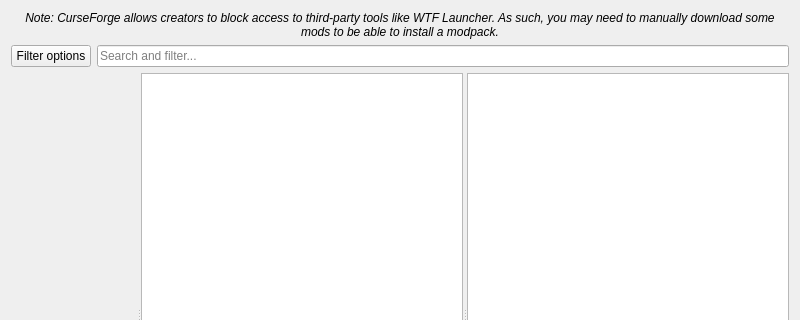
Above: launcher/ui/pages/modplatform/flame/FlamePage.ui from KomorebiLauncher/KomorebiLauncher before the change; both pictures show x 0 to 800 and y 0 to 320 of the 800 by 600 pixel window. Below: the same form after it.
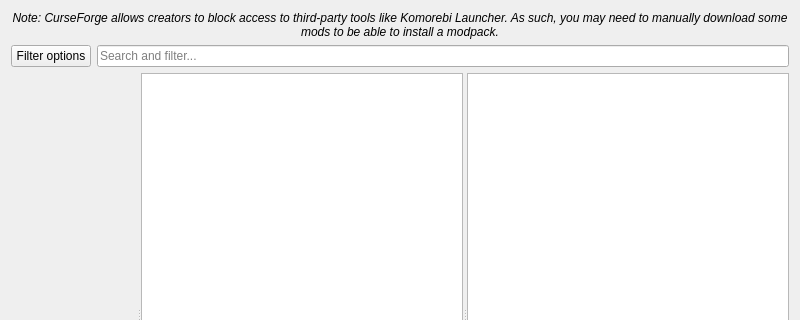
That is the form after the change. Custom widgets are drawn as their Qt base class.

Commit message: Rename the project to Komorebi Launcher

```diff
--- a/launcher/ui/pages/modplatform/flame/FlamePage.ui
+++ b/launcher/ui/pages/modplatform/flame/FlamePage.ui
@@ -19,7 +19,7 @@
       </font>
      </property>
      <property name="text">
-      <string>Note: CurseForge allows creators to block access to third-party tools like WTF Launcher. As such, you may need to manually download some mods to be able to install a modpack.</string>
+      <string>Note: CurseForge allows creators to block access to third-party tools like Komorebi Launcher. As such, you may need to manually download some mods to be able to install a modpack.</string>
      </property>
      <property name="alignment">
       <set>Qt::AlignCenter</set>
```
The commit also changes 95 other files.
